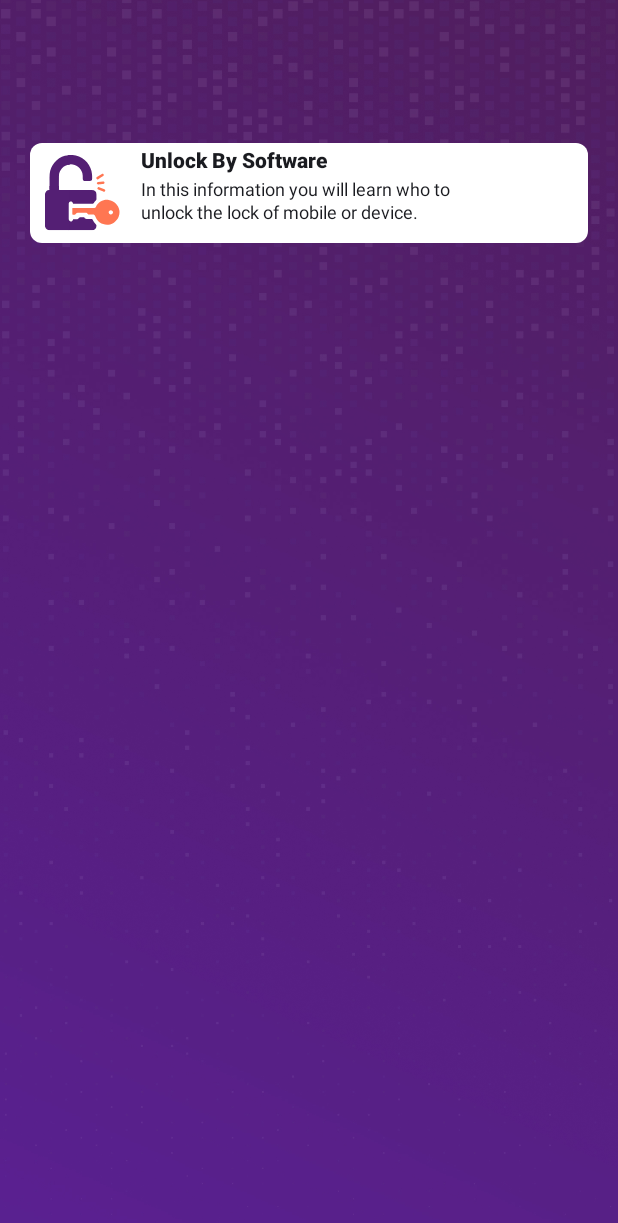
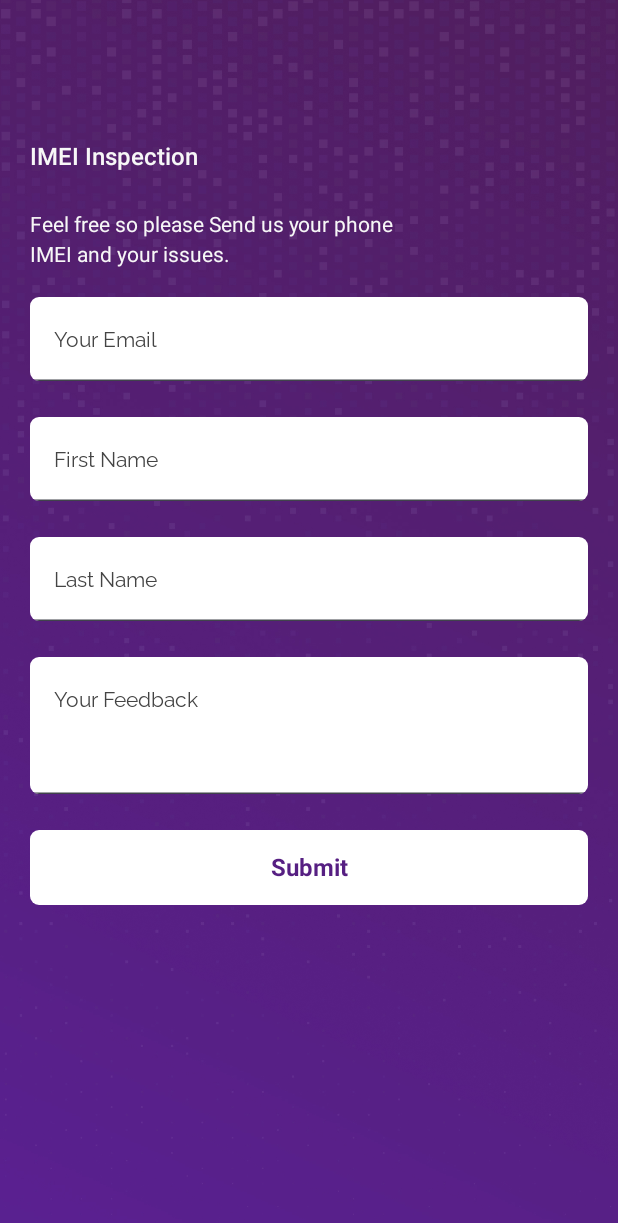
Before and after one commit to khanyousafzaideveloper/InternshipFirst, an Android app built with Jetpack Compose: the screen it shows after launch (MainActivity), on a phone screen of 412 x 824 dp. Shown: the top 1223 px of the screen. Run offline under Robolectric (Android 15) with nearby library versions, the phone set to English and light mode, and no system bars.

Commit message:
Sim unlock form

```diff
--- a/app/src/main/java/com/example/internship_21_5_24/MainActivity.kt
+++ b/app/src/main/java/com/example/internship_21_5_24/MainActivity.kt
@@ -27,18 +27,27 @@ class MainActivity : ComponentActivity() {
                     modifier = Modifier.fillMaxSize(),
                     color = MaterialTheme.colorScheme.background
                 ) {
-                    Box(modifier = Modifier.fillMaxSize()) {
-                        Image(
-                            painter = painterResource(id = R.drawable.home_8),
-                            contentDescription = "null",
-                            modifier = Modifier.fillMaxSize(),
-                            contentScale = ContentScale.Crop
-                        )
-                       // HomeScreen()
-                        UnlockTechniquesScreen()
-                    }
+
+                    BackgroundImage()
+                  //  HomeScreen()
+                  //  UnlockTechListScreen(cards = UnlockTechDataList)
+                 //   UnlockBySoftware(cards = UnlockBySoftwareList)
+                 //   SimUnlockScreen(cards = SimUnlockList)
+                    SimUnlockForm()
                 }
             }
         }
     }
 }
+
+@Composable
+fun BackgroundImage(){
+    Box(modifier = Modifier.fillMaxSize() ) {
+        Image(
+            painter = painterResource(id = R.drawable.home_8),
+            contentDescription = "null",
+            modifier = Modifier.fillMaxSize(),
+            contentScale = ContentScale.Crop
+        )
+    }
+}
--- /dev/null
+++ b/app/src/main/java/com/example/internship_21_5_24/SimUnlockForm.kt
@@ -0,0 +1,171 @@
+package com.example.internship_21_5_24
+
+import androidx.compose.foundation.layout.Column
+import androidx.compose.foundation.layout.fillMaxSize
+import androidx.compose.foundation.layout.fillMaxWidth
+import androidx.compose.foundation.layout.height
+import androidx.compose.foundation.layout.padding
+import androidx.compose.foundation.layout.width
+import androidx.compose.foundation.shape.RoundedCornerShape
+import androidx.compose.material3.Button
+import androidx.compose.material3.ButtonDefaults
+import androidx.compose.material3.ExperimentalMaterial3Api
+import androidx.compose.material3.Surface
+import androidx.compose.material3.Text
+import androidx.compose.material3.TextField
+import androidx.compose.material3.TextFieldDefaults
+import androidx.compose.runtime.Composable
+import androidx.compose.runtime.getValue
+import androidx.compose.runtime.mutableStateOf
+import androidx.compose.runtime.remember
+import androidx.compose.runtime.setValue
+import androidx.compose.ui.Modifier
+import androidx.compose.ui.draw.clip
+import androidx.compose.ui.graphics.Color
+import androidx.compose.ui.graphics.RectangleShape
+import androidx.compose.ui.text.TextStyle
+import androidx.compose.ui.text.font.FontWeight
+import androidx.compose.ui.tooling.preview.Preview
+import androidx.compose.ui.unit.dp
+import androidx.compose.ui.unit.sp
+
+@OptIn(ExperimentalMaterial3Api::class)
+@Composable
+fun SimUnlockForm() {
+    var txtF1 by remember { mutableStateOf("") }
+    var txtF2 by remember { mutableStateOf("") }
+    var txtF3 by remember { mutableStateOf("") }
+    var txtF4 by remember { mutableStateOf("") }
+        Column(
+            modifier = Modifier
+                .fillMaxSize()
+                .padding(start = 20.dp, end = 20.dp)
+        ) {
+            Text(
+                text = "IMEI Inspection",
+                modifier = Modifier
+                    .padding(top = 95.dp)
+                    .width(116.dp),
+                style = TextStyle(
+                    fontSize = 16.sp,
+                    fontWeight = FontWeight(600),
+                    lineHeight = 16.sp,
+                    color = Color(0xFFF7F7F7)
+                )
+            )
+            Text(
+                text = "Feel free so please Send us your phone IMEI and your issues.",
+                modifier = Modifier
+                    .padding(top = 123.dp - 95.dp)
+                    .width(243.dp)
+                    .height(40.dp),
+                style = TextStyle(
+                    fontSize = 14.sp,
+                    fontWeight = FontWeight(400),
+                    lineHeight = 20.sp,
+                    color = Color(0xFFF7F7F7)
+                )
+            )
+            TextField(
+                value = txtF1,
+                onValueChange = { txtF1 = it },
+                label = {
+                    Text(
+                        text = "Your Email",
+                        color = Color(0xFF444444)
+                    )
+                },
+                colors = TextFieldDefaults.textFieldColors(containerColor = Color(0xFFFFFFFF)),
+                modifier = Modifier
+                    .padding(top = 16.dp, bottom = 8.dp)
+                    .fillMaxWidth()
+                    .clip(
+                        RoundedCornerShape(6.dp)
+                    ),
+            )
+            TextField(
+                value = txtF2,
+                onValueChange = { txtF2 = it },
+                label = {
+                    Text(
+                        text = "First Name",
+                        color = Color(0xFF444444)
+                    )
+                },
+                colors = TextFieldDefaults.textFieldColors(containerColor = Color(0xFFFFFFFF)),
+                modifier = Modifier
+                    .padding(top = 16.dp, bottom = 8.dp)
+                    .fillMaxWidth()
+                    .clip(
+                        RoundedCornerShape(6.dp)
+                    )
+            )
+            TextField(
+                value = txtF3,
+                onValueChange = { txtF3 = it },
+                label = {
+                    Text(
+                        text = "Last Name",
+                        color = Color(0xFF444444)
+                    )
+                },
+                colors = TextFieldDefaults.textFieldColors(containerColor = Color(0xFFFFFFFF)),
+                modifier = Modifier
+                    .padding(top = 16.dp, bottom = 8.dp)
+
+                    .fillMaxWidth()
+                    .clip(
+                        RoundedCornerShape(6.dp)
+                    )
+            )
+            TextField(
+                value = txtF4,
+                onValueChange = { txtF4 = it },
+                label = {
+                    Text(
+                        text = "Your Feedback",
+                        color = Color(0xFF444444)
+                    )
+                },
+                colors = TextFieldDefaults.textFieldColors(containerColor = Color(0xFFFFFFFF)),
+                modifier = Modifier
+                    .padding(top = 16.dp, bottom = 8.dp)
+                    .height(91.dp)
+                    .fillMaxWidth()
+                    .clip(
+                        RoundedCornerShape(6.dp)
+                    )
+            )
+            Button(
+                onClick = { /*TODO*/ },
+                shape = RectangleShape,
+                modifier = Modifier
+                    .padding(top = 16.dp)
+                    .fillMaxWidth()
+                    .height(50.dp)
+                    .clip(
+                        RoundedCornerShape(6.dp)
+                    ),
+                colors = ButtonDefaults.buttonColors(Color(0xFFFFFFFF)),
+            )
+            {
+                Text(
+                    text = "Submit",
+                    modifier = Modifier,
+                    style = TextStyle(
+                        fontSize = 16.sp,
+                        fontWeight = FontWeight(700),
+                        lineHeight = 16.sp,
+                        color = Color(0xFF561F82)
+                    )
+                )
+            }
+        }
+
+}
+@Preview
+@Composable
+fun preview4(){
+    BackgroundImage()
+    SimUnlockForm()
+}
--- a/app/src/main/java/com/example/internship_21_5_24/UnlockTechniquesData.kt
+++ /dev/null
@@ -1,3 +0,0 @@
-package com.example.internship_21_5_24
-
-data class UnlockTechniquesData()
```
Also changed, not shown: app/src/main/java/com/example/internship_21_5_24/Data.kt (added, +32 -0 lines), app/src/main/java/com/example/internship_21_5_24/HomeScreen.kt (renamed from app/src/main/java/com/example/internship_21_5_24/AppScreen.kt, +12 -6 lines), app/src/main/java/com/example/internship_21_5_24/SimUnlockScreen.kt (added, +23 -0 lines), app/src/main/java/com/example/internship_21_5_24/UnlockBySoftwareScreen.kt (added, +23 -0 lines), app/src/main/java/com/example/internship_21_5_24/UnlockTecniquesScreen.kt (+31 -7 lines).
